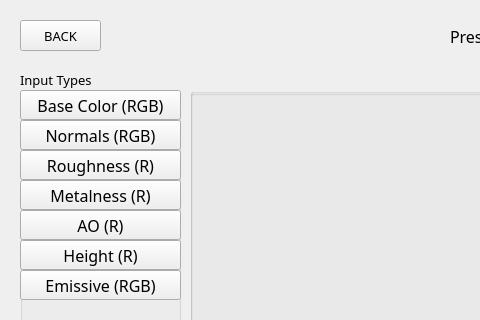
The window that PresetMaker.ui (Markgundam/TexturePacker) describes before a commit, drawn with Qt 5; both pictures show x 0 to 480 and y 0 to 320 of the 1000 by 600 pixel window.
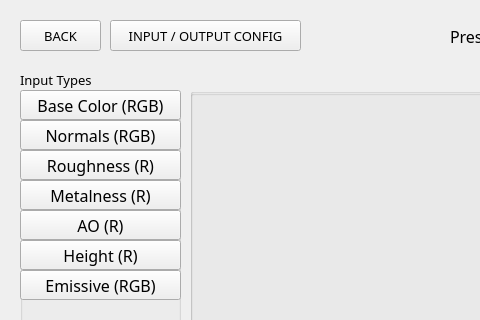
The same window after the commit.

Commit message: dynamic inputs and outputs start

What changed in the file:
```diff
--- a/PresetMaker.ui
+++ b/PresetMaker.ui
@@ -473,6 +473,25 @@
      <string/>
     </property>
    </widget>
+   <widget class="QPushButton" name="OpenConfigButton">
+    <property name="geometry">
+     <rect>
+      <x>110</x>
+      <y>20</y>
+      <width>191</width>
+      <height>31</height>
+     </rect>
+    </property>
+    <property name="font">
+     <font>
+      <family>Montserrat Light</family>
+      <pointsize>10</pointsize>
+     </font>
+    </property>
+    <property name="text">
+     <string>INPUT / OUTPUT CONFIG</string>
+    </property>
+   </widget>
   </widget>
   <widget class="QMenuBar" name="menubar">
    <property name="geometry">
```
The commit also changes 2 other files.
